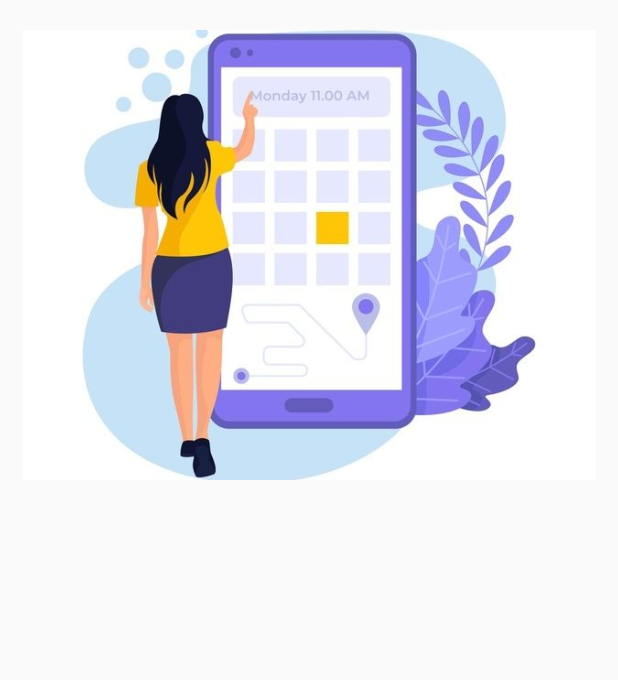
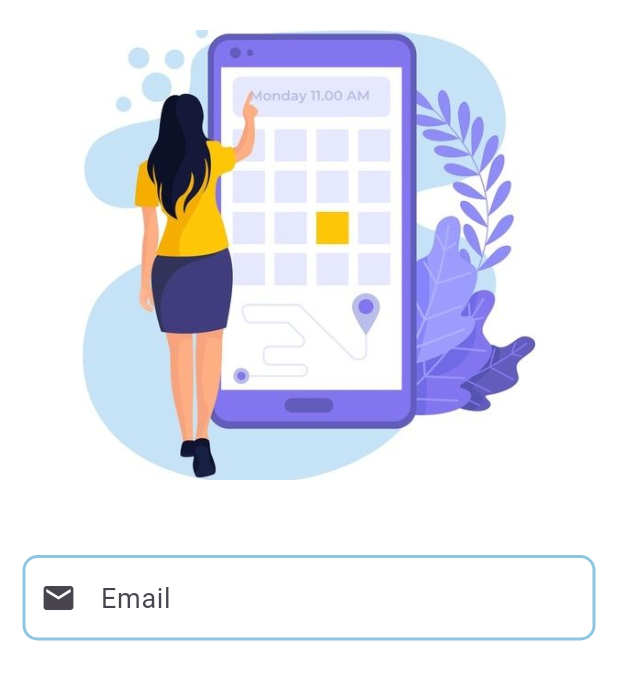
Before and after one commit to Milanka08/todolist_app, a Flutter app: the statefullWidget screen opened directly, on a phone screen of 412 x 824 dp. Shown: the top 680 px of the screen. Run offline on Flutter 3.47's test engine with Material 3 defaults, Android fonts, the phone set to English and light mode, and no system bars.

Commit message:
ui create

```diff
--- /dev/null
+++ b/lib/const/colors.dart
@@ -0,0 +1,4 @@
+import 'package:flutter/material.dart';
+
+Color custom_blue = Color(0xFF1E88E5);
+Color backgroundColor = Colors.white;
--- a/lib/screens/login.dart
+++ b/lib/screens/login.dart
@@ -1,4 +1,5 @@
 import 'package:flutter/material.dart';
+import 'package:todolist_app/const/colors.dart';
 
 class LoginScreen extends statefullWidget {}
 
@@ -11,21 +12,38 @@ class _statefullWidgetState extends State<statefullWidget> {
   @override
   Widget build(BuildContext context) {
     return Scaffold(
-      backgroundColor: Colors.grey.shade50,
+      backgroundColor: backgroundColor,
+
       body: SafeArea(
         child: SingleChildScrollView(
           child: Column(
             children: [
               SizedBox(height: 20),
+              image(),
+              SizedBox(height: 50),
               Padding(
                 padding: const EdgeInsets.symmetric(horizontal: 15),
                 child: Container(
-                  width: double.infinity,
-                  height: 300,
                   decoration: BoxDecoration(
-                    image: DecorationImage(
-                      image: AssetImage('images/Logo.jpeg'),
-                      fit: BoxFit.cover,
+                    color: Colors.white,
+                    borderRadius: BorderRadius.circular(20),
+                  ),
+                  child: TextField(
+                    style: TextStyle(fontSize: 18, color: Colors.black),
+                    decoration: InputDecoration(
+                      prefixIcon: Icon(Icons.email),
+                      contentPadding: EdgeInsets.symmetric(
+                        horizontal: 15,
+                        vertical: 15,
+                      ),
+                      hintText: 'Email',
+                      enabledBorder: OutlineInputBorder(
+                        borderRadius: BorderRadius.circular(10),
+                        borderSide: BorderSide(
+                          color: Color.fromARGB(255, 144, 197, 223),
+                          width: 2,
+                        ),
+                      ),
                     ),
                   ),
                 ),
@@ -36,4 +54,20 @@ class _statefullWidgetState extends State<statefullWidget> {
       ),
     );
   }
+
+  Padding image() {
+    return Padding(
+      padding: const EdgeInsets.symmetric(horizontal: 15),
+      child: Container(
+        width: double.infinity,
+        height: 300,
+        decoration: BoxDecoration(
+          image: DecorationImage(
+            image: AssetImage('images/Logo.jpeg'),
+            fit: BoxFit.cover,
+          ),
+        ),
+      ),
+    );
+  }
 }
```
